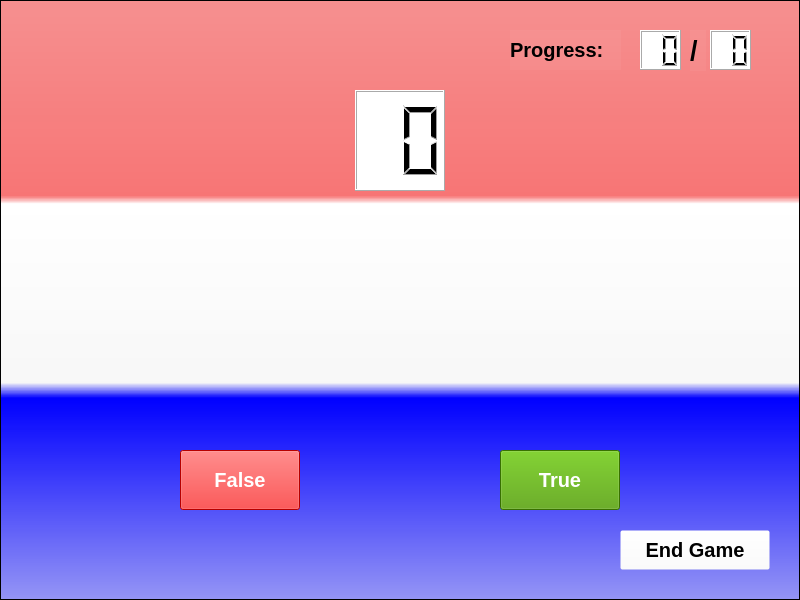
The window that ui/gamescreen.ui (s4mto/FlashCard-DBMS) describes before a commit, drawn with Qt 5.
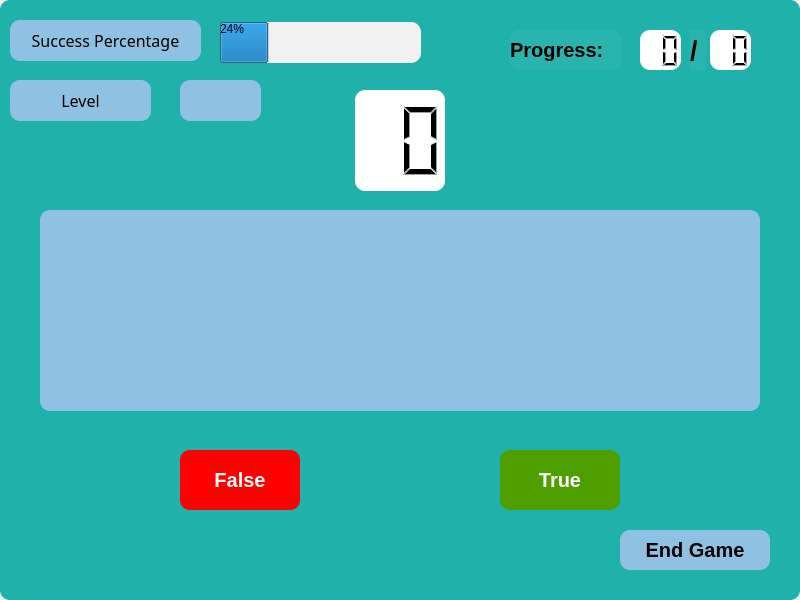
The same window after the commit.

What changed in the file:
```diff
--- a/ui/gamescreen.ui
+++ b/ui/gamescreen.ui
@@ -36,7 +36,11 @@
      </rect>
     </property>
     <property name="styleSheet">
-     <string notr="true">background-color: qlineargradient(spread:pad, x1:0, y1:0, x2:0, y2:1, stop:0 rgba(255, 0, 0, 102), stop:0.326316 rgba(255, 0, 0, 130), stop:0.339799 rgba(255, 255, 255, 255), stop:0.636842 rgba(255, 255, 255, 135), stop:0.662469 rgba(0, 0, 255, 255), stop:1 rgba(0, 0, 255, 95));</string>
+     <string notr="true">background-color: rgb(32,178,170);
+border-top-right-radius: 10px;
+border-bottom-right-radius: 10px;
+border-top-left-radius: 10px;
+border-bottom-left-radius: 10px;</string>
     </property>
     <property name="frameShape">
      <enum>QFrame::StyledPanel</enum>
@@ -137,7 +141,7 @@
        <x>40</x>
        <y>210</y>
        <width>720</width>
-       <height>170</height>
+       <height>201</height>
       </rect>
      </property>
      <property name="font">
@@ -151,8 +155,11 @@
       <bool>false</bool>
      </property>
      <property name="styleSheet">
-      <string notr="true">background-color: rgb(255, 255, 255,10);
-color: rgb(0, 0, 255);</string>
+      <string notr="true">background-color: rgb(143, 193, 227);
+border-top-right-radius: 10px;
+border-bottom-right-radius: 10px;
+border-top-left-radius: 10px;
+border-bottom-left-radius: 10px;</string>
      </property>
      <property name="text">
       <string/>
@@ -178,7 +185,11 @@
       </font>
      </property>
      <property name="styleSheet">
-      <string notr="true">background-color: rgb(255, 255, 255,10);</string>
+      <string notr="true">background-color: rgb(143, 193, 227);
+border-top-right-radius: 10px;
+border-bottom-right-radius: 10px;
+border-top-left-radius: 10px;
+border-bottom-left-radius: 10px;</string>
      </property>
      <property name="text">
       <string>End Game</string>
@@ -239,6 +250,109 @@
       <string>/</string>
      </property>
     </widget>
+    <widget class="QLabel" name="label_2">
+     <property name="geometry">
+      <rect>
+       <x>10</x>
+       <y>80</y>
+       <width>141</width>
+       <height>41</height>
+      </rect>
+     </property>
+     <property name="font">
+      <font>
+       <family>MS Reference Sans Serif</family>
+       <pointsize>12</pointsize>
+      </font>
+     </property>
+     <property name="styleSheet">
+      <string notr="true">background-color: rgb(143, 193, 227);
+border-top-right-radius: 10px;
+border-bottom-right-radius: 10px;
+border-top-left-radius: 10px;
+border-bottom-left-radius: 10px;</string>
+     </property>
+     <property name="text">
+      <string>Level</string>
+     </property>
+     <property name="alignment">
+      <set>Qt::AlignCenter</set>
+     </property>
+    </widget>
+    <widget class="QLabel" name="label_4">
+     <property name="geometry">
+      <rect>
+       <x>10</x>
+       <y>20</y>
+       <width>191</width>
+       <height>41</height>
+      </rect>
+     </property>
+     <property name="font">
+      <font>
+       <family>MS Reference Sans Serif</family>
+       <pointsize>12</pointsize>
+      </font>
+     </property>
+     <property name="styleSheet">
+      <string notr="true">background-color: rgb(143, 193, 227);
+border-top-right-radius: 10px;
+border-bottom-right-radius: 10px;
+border-top-left-radius: 10px;
+border-bottom-left-radius: 10px;</string>
+     </property>
+     <property name="text">
+      <string>Success Percentage</string>
+     </property>
+     <property name="alignment">
+      <set>Qt::AlignCenter</set>
+     </property>
+    </widget>
+    <widget class="QProgressBar" name="progressBar">
+     <property name="geometry">
+      <rect>
+       <x>220</x>
+       <y>22</y>
+       <width>201</width>
+       <height>41</height>
+      </rect>
+     </property>
+     <property name="styleSheet">
+      <string notr="true">background-color: rgb(241, 241, 241);</string>
+     </property>
+     <property name="value">
+      <number>24</number>
+     </property>
+    </widget>
+    <widget class="QLabel" name="level">
+     <property name="geometry">
+      <rect>
+       <x>180</x>
+       <y>80</y>
+       <width>81</width>
+       <height>41</height>
+      </rect>
+     </property>
+     <property name="font">
+      <font>
+       <family>MS Reference Sans Serif</family>
+       <pointsize>12</pointsize>
+      </font>
+     </property>
+     <property name="styleSheet">
+      <string notr="true">background-color: rgb(143, 193, 227);
+border-top-right-radius: 10px;
+border-bottom-right-radius: 10px;
+border-top-left-radius: 10px;
+border-bottom-left-radius: 10px;</string>
+     </property>
+     <property name="text">
+      <string/>
+     </property>
+     <property name="alignment">
+      <set>Qt::AlignCenter</set>
+     </property>
+    </widget>
    </widget>
   </widget>
  </widget>
```
